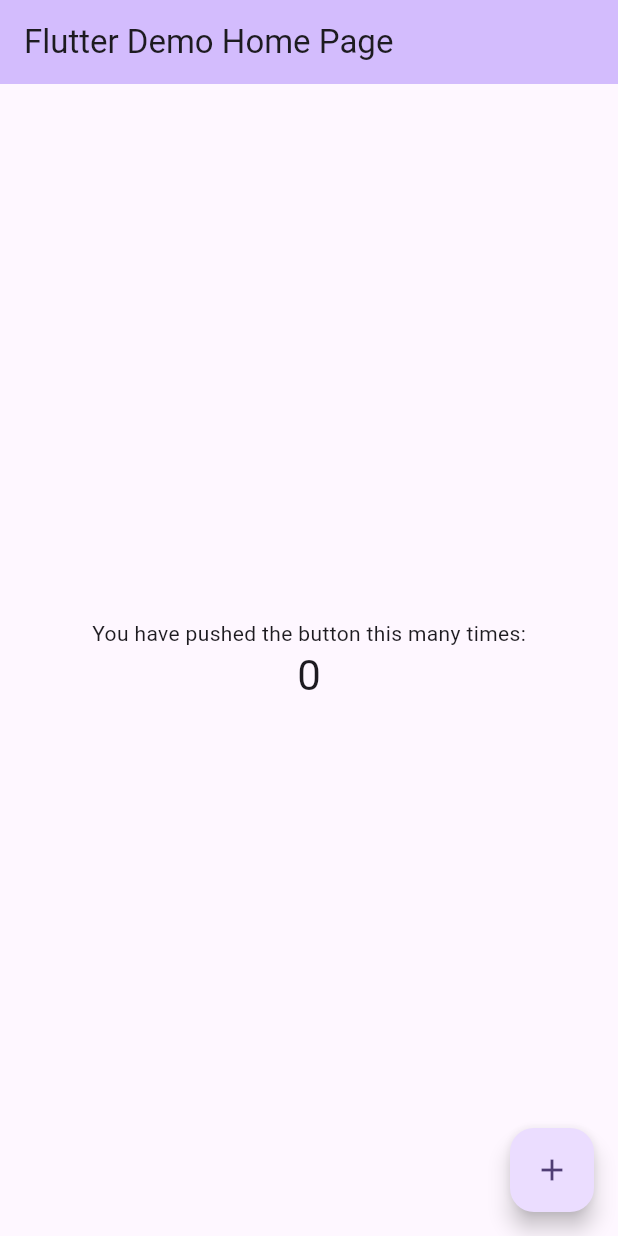
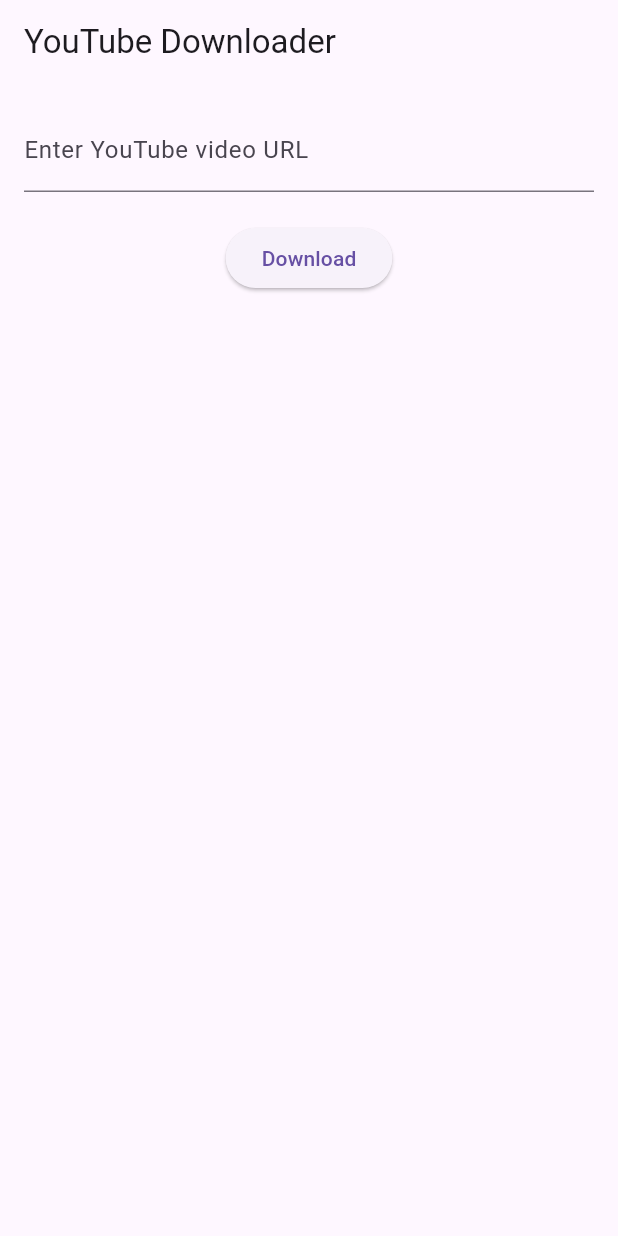
Before and after one commit to arsalanflutter/youtubedownloader, a Flutter app: the screen it shows after launch, on a phone screen of 412 x 824 dp. Run offline on Flutter 3.47's test engine with Material 3 defaults, Android fonts, the light colour scheme and no system bars; our stand-ins replace permission_handler; missing offline and left inert: youtube_explode_dart.

Commit message:
first commit

```diff
--- a/lib/main.dart
+++ b/lib/main.dart
@@ -1,125 +1,97 @@
 import 'package:flutter/material.dart';
+import 'package:youtube_explode_dart/youtube_explode_dart.dart';
+import 'package:path_provider/path_provider.dart';
+import 'package:permission_handler/permission_handler.dart';
+import 'dart:io';
 
 void main() {
-  runApp(const MyApp());
+  runApp(MyApp());
 }
 
 class MyApp extends StatelessWidget {
-  const MyApp({super.key});
-
-  // This widget is the root of your application.
   @override
   Widget build(BuildContext context) {
     return MaterialApp(
-      title: 'Flutter Demo',
+      title: 'YouTube Downloader',
       theme: ThemeData(
-        // This is the theme of your application.
-        //
-        // TRY THIS: Try running your application with "flutter run". You'll see
-        // the application has a purple toolbar. Then, without quitting the app,
-        // try changing the seedColor in the colorScheme below to Colors.green
-        // and then invoke "hot reload" (save your changes or press the "hot
-        // reload" button in a Flutter-supported IDE, or press "r" if you used
-        // the command line to start the app).
-        //
-        // Notice that the counter didn't reset back to zero; the application
-        // state is not lost during the reload. To reset the state, use hot
-        // restart instead.
-        //
-        // This works for code too, not just values: Most code changes can be
-        // tested with just a hot reload.
-        colorScheme: ColorScheme.fromSeed(seedColor: Colors.deepPurple),
-        useMaterial3: true,
+        primarySwatch: Colors.blue,
       ),
-      home: const MyHomePage(title: 'Flutter Demo Home Page'),
+      home: MyHomePage(),
     );
   }
 }
 
 class MyHomePage extends StatefulWidget {
-  const MyHomePage({super.key, required this.title});
-
-  // This widget is the home page of your application. It is stateful, meaning
-  // that it has a State object (defined below) that contains fields that affect
-  // how it looks.
-
-  // This class is the configuration for the state. It holds the values (in this
-  // case the title) provided by the parent (in this case the App widget) and
-  // used by the build method of the State. Fields in a Widget subclass are
-  // always marked "final".
-
-  final String title;
-
   @override
-  State<MyHomePage> createState() => _MyHomePageState();
+  _MyHomePageState createState() => _MyHomePageState();
 }
 
 class _MyHomePageState extends State<MyHomePage> {
-  int _counter = 0;
+  final TextEditingController _controller = TextEditingController();
+  bool _isLoading = false;
+  String _status = '';
 
-  void _incrementCounter() {
+  Future<void> _downloadVideo(String url) async {
     setState(() {
-      // This call to setState tells the Flutter framework that something has
-      // changed in this State, which causes it to rerun the build method below
-      // so that the display can reflect the updated values. If we changed
-      // _counter without calling setState(), then the build method would not be
-      // called again, and so nothing would appear to happen.
-      _counter++;
+      _isLoading = true;
+      _status = 'Downloading...';
+    });
+
+    var yt = YoutubeExplode();
+    var videoId = VideoId(url);
+    var manifest = await yt.videos.streamsClient.getManifest(videoId);
+    var streamInfo = manifest.muxed.withHighestBitrate();
+    var stream = yt.videos.streamsClient.get(streamInfo);
+
+    var directory = await getExternalStorageDirectory();
+    var filePath = '${directory!.path}/${videoId.value}.mp4';
+    var file = File(filePath);
+
+    var fileStream = file.openWrite();
+    await stream.pipe(fileStream);
+    await fileStream.flush();
+    await fileStream.close();
+
+    yt.close();
+
+    setState(() {
+      _isLoading = false;
+      _status = 'Download completed: $filePath';
     });
   }
 
   @override
   Widget build(BuildContext context) {
-    // This method is rerun every time setState is called, for instance as done
-    // by the _incrementCounter method above.
-    //
-    // The Flutter framework has been optimized to make rerunning build methods
-    // fast, so that you can just rebuild anything that needs updating rather
-    // than having to individually change instances of widgets.
     return Scaffold(
       appBar: AppBar(
-        // TRY THIS: Try changing the color here to a specific color (to
-        // Colors.amber, perhaps?) and trigger a hot reload to see the AppBar
-        // change color while the other colors stay the same.
-        backgroundColor: Theme.of(context).colorScheme.inversePrimary,
-        // Here we take the value from the MyHomePage object that was created by
-        // the App.build method, and use it to set our appbar title.
-        title: Text(widget.title),
+        title: Text('YouTube Downloader'),
       ),
-      body: Center(
-        // Center is a layout widget. It takes a single child and positions it
-        // in the middle of the parent.
+      body: Padding(
+        padding: const EdgeInsets.all(16.0),
         child: Column(
-          // Column is also a layout widget. It takes a list of children and
-          // arranges them vertically. By default, it sizes itself to fit its
-          // children horizontally, and tries to be as tall as its parent.
-          //
-          // Column has various properties to control how it sizes itself and
-          // how it positions its children. Here we use mainAxisAlignment to
-          // center the children vertically; the main axis here is the vertical
-          // axis because Columns are vertical (the cross axis would be
-          // horizontal).
-          //
-          // TRY THIS: Invoke "debug painting" (choose the "Toggle Debug Paint"
-          // action in the IDE, or press "p" in the console), to see the
-          // wireframe for each widget.
-          mainAxisAlignment: MainAxisAlignment.center,
           children: <Widget>[
-            const Text(
-              'You have pushed the button this many times:',
+            TextField(
+              controller: _controller,
+              decoration: InputDecoration(
+                labelText: 'Enter YouTube video URL',
+              ),
             ),
-            Text(
-              '$_counter',
-              style: Theme.of(context).textTheme.headlineMedium,
-            ),
+            SizedBox(height: 20),
+            _isLoading
+                ? CircularProgressIndicator()
+                : ElevatedButton(
+                    onPressed: () async {
+                      if (await Permission.storage.request().isGranted) {
+                        _downloadVideo(_controller.text);
+                      }
+                    },
+                    child: Text('Download'),
+                  ),
+            SizedBox(height: 20),
+            Text(_status),
           ],
         ),
       ),
-      floatingActionButton: FloatingActionButton(
-        onPressed: _incrementCounter,
-        tooltip: 'Increment',
-        child: const Icon(Icons.add),
-      ), // This trailing comma makes auto-formatting nicer for build methods.
     );
   }
 }
--- a/pubspec.yaml
+++ b/pubspec.yaml
@@ -30,7 +30,9 @@
 dependencies:
   flutter:
     sdk: flutter
-
+  youtube_explode_dart: ^1.10.0
+  path_provider: ^2.0.11
+  permission_handler: ^10.2.0
 
   # The following adds the Cupertino Icons font to your application.
   # Use with the CupertinoIcons class for iOS style icons.
```
Also changed, not shown: pubspec.lock, 3 other files.
